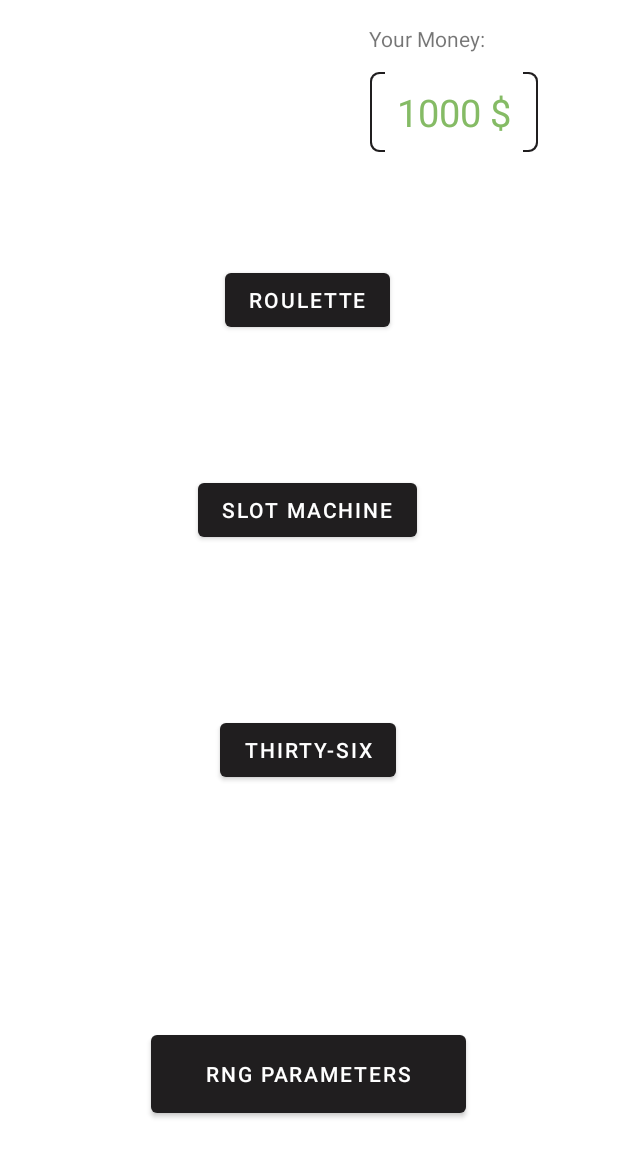
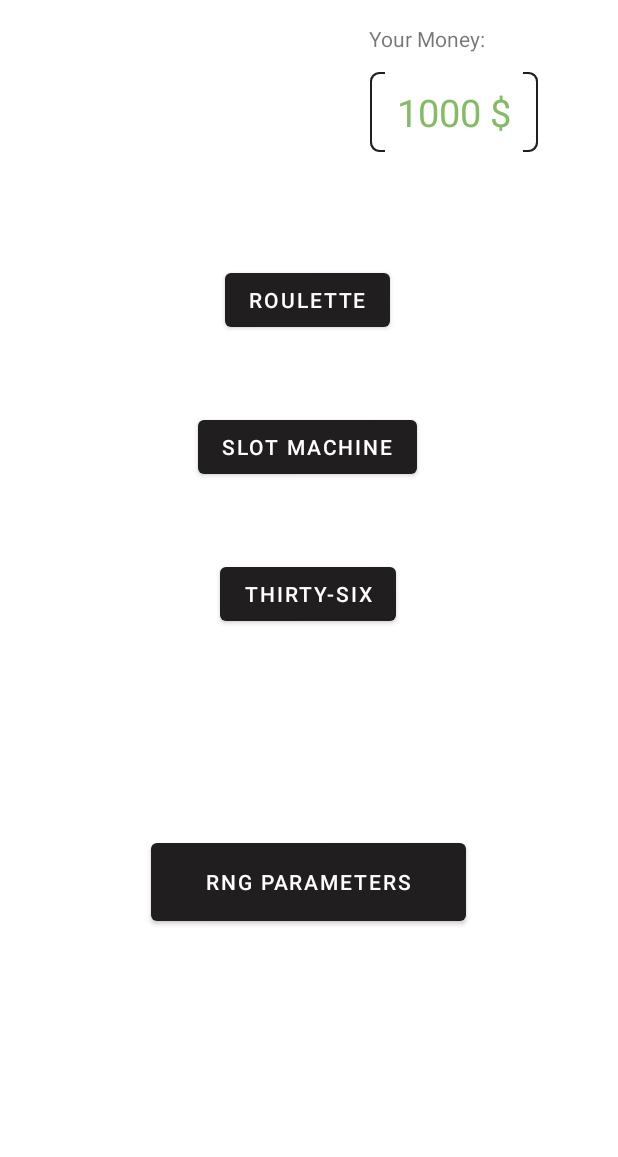
Before and after one commit to Lucadesantos/UnRandomCasino, an Android app: the screen it shows after launch (MainActivity), on a phone screen of 412 x 824 dp. Shown: the top 1157 px of the screen. Run offline under Robolectric (Android 15) with nearby library versions, the light colour scheme and no system bars.

Commit message:
fixed menu interface

```diff
--- a/app/src/main/res/layout/activity_main.xml
+++ b/app/src/main/res/layout/activity_main.xml
@@ -36,12 +36,12 @@
         android:id="@+id/RNG"
         android:layout_width="210dp"
         android:layout_height="64dp"
-        android:layout_marginBottom="76dp"
+        android:layout_marginTop="136dp"
         android:text="RNG parameters"
-        app:layout_constraintBottom_toBottomOf="parent"
         app:layout_constraintEnd_toEndOf="parent"
         app:layout_constraintHorizontal_bias="0.497"
-        app:layout_constraintStart_toStartOf="parent" />
+        app:layout_constraintStart_toStartOf="parent"
+        app:layout_constraintTop_toBottomOf="@+id/game3" />
 
     <Button
         android:id="@+id/game1"
@@ -58,7 +58,7 @@
         android:id="@+id/game3"
         android:layout_width="wrap_content"
         android:layout_height="wrap_content"
-        android:layout_marginTop="112dp"
+        android:layout_marginTop="50dp"
         android:text="Thirty-six"
         app:layout_constraintEnd_toEndOf="parent"
         app:layout_constraintHorizontal_bias="0.498"
@@ -69,7 +69,7 @@
         android:id="@+id/game2"
         android:layout_width="wrap_content"
         android:layout_height="wrap_content"
-        android:layout_marginTop="92dp"
+        android:layout_marginTop="50dp"
         android:text="Slot Machine"
         app:layout_constraintEnd_toEndOf="parent"
         app:layout_constraintHorizontal_bias="0.496"
```
